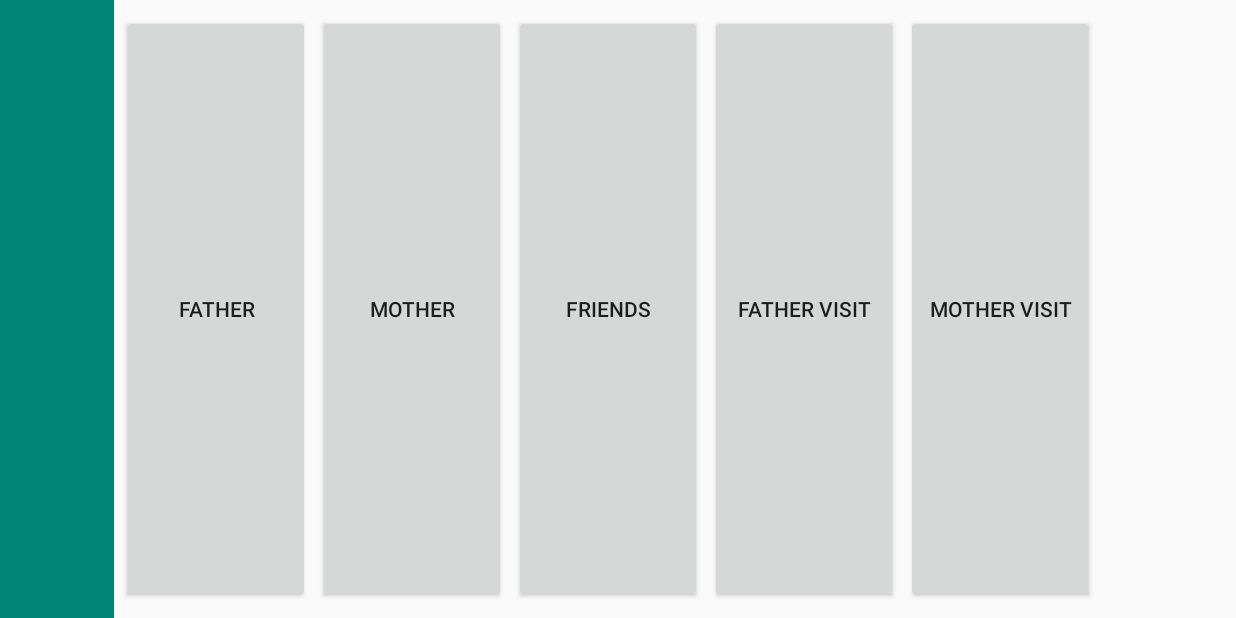
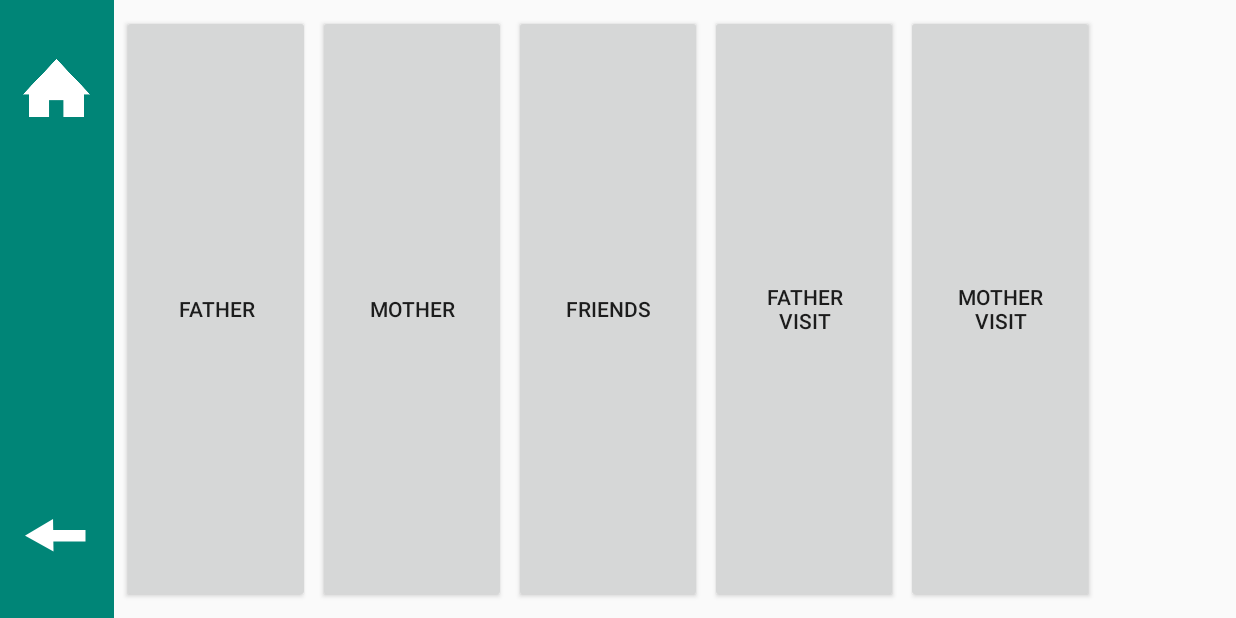
Before and after one commit to Eric1e/8310_Project, an Android app: the CategoryActivity screen opened directly, with no data from a screen before it, on a phone screen of 824 x 412 dp (held sideways). Run offline under Robolectric (Android 15) with nearby library versions, the phone set to English and light mode, and no system bars.

Commit message:
rough categories screen finished

```diff
--- a/app/src/main/res/layout/activity_category.xml
+++ b/app/src/main/res/layout/activity_category.xml
@@ -11,11 +11,38 @@
         android:layout_height="match_parent"
         android:orientation="horizontal">
 
-        <ImageView
-            android:id="@+id/sidebar"
+        <RelativeLayout
             android:layout_width="76dp"
-            android:layout_height="match_parent"
-            app:srcCompat="@color/colorPrimary" />
+            android:layout_height="match_parent">
+
+            <ImageView
+                android:id="@+id/sidebar"
+                android:layout_width="76dp"
+                android:layout_height="match_parent"
+                app:srcCompat="@color/colorPrimary" />
+
+            <ImageButton
+                android:id="@+id/home"
+                android:layout_width="50dp"
+                android:layout_height="61dp"
+                android:layout_centerInParent="false"
+                android:layout_centerHorizontal="true"
+                android:layout_marginTop="30dp"
+                android:background="@null"
+                android:scaleType="fitCenter"
+                app:srcCompat="@drawable/home_button" />
+
+            <ImageButton
+                android:id="@+id/back"
+                android:layout_width="50dp"
+                android:layout_height="wrap_content"
+                android:layout_alignParentBottom="true"
+                android:layout_centerHorizontal="true"
+                android:layout_marginBottom="-20dp"
+                android:background="@null"
+                android:scaleType="fitCenter"
+                app:srcCompat="@drawable/arrow_left_button_nocircle" />
+        </RelativeLayout>
 
         <Button
             android:id="@+id/father"
@@ -51,7 +78,7 @@
             android:layout_marginLeft="5dp"
             android:layout_marginTop="10dp"
             android:layout_marginBottom="10dp"
-            android:text="Father Visit" />
+            android:text="Father\nVisit" />
 
         <Button
             android:id="@+id/mother_visit"
@@ -60,7 +87,7 @@
             android:layout_marginLeft="5dp"
             android:layout_marginTop="10dp"
             android:layout_marginBottom="10dp"
-            android:text="Mother Visit" />
+            android:text="Mother\nVisit" />
 
     </LinearLayout>
 
```
Also changed, not shown: app/src/main/res/drawable/arrow_left_button_nocircle.png (added), app/src/main/res/drawable/arrow_right_button_nocircle.png (added), app/src/main/res/drawable/home_button.png (added).
